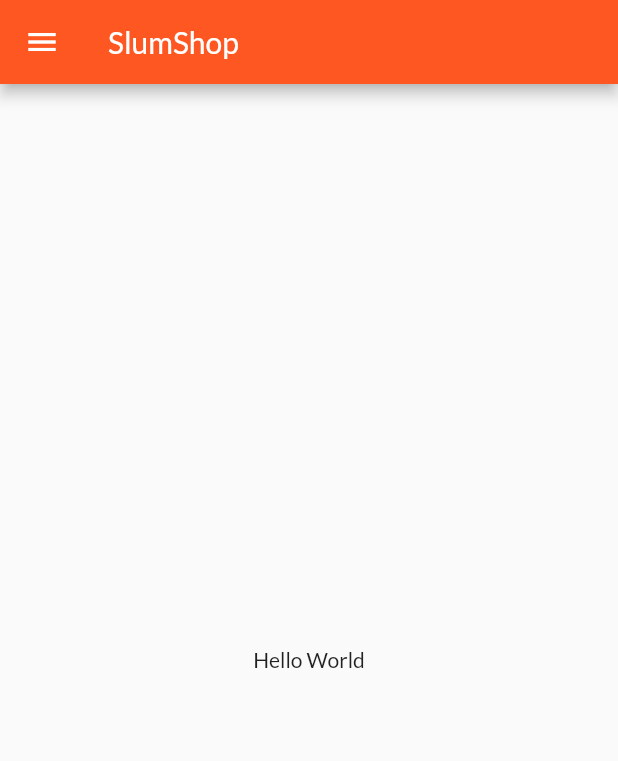
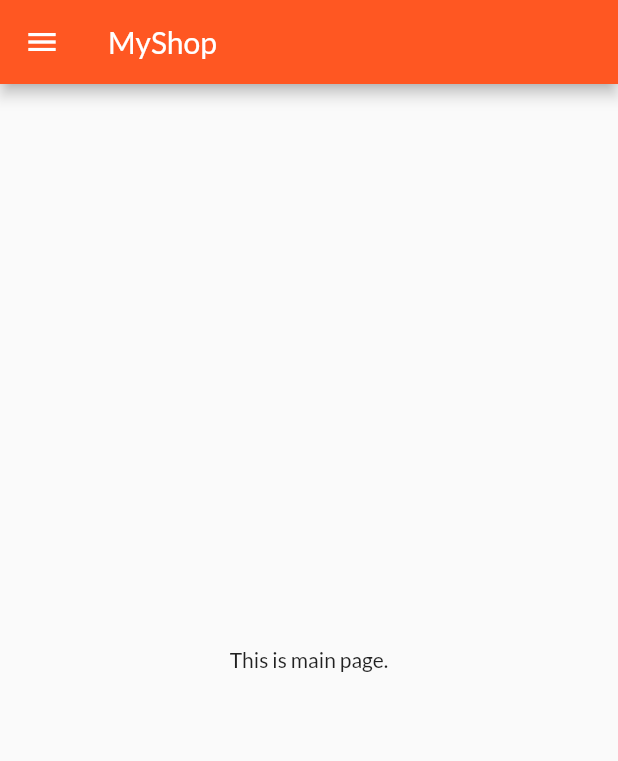
Before and after one commit to amierputra/MyShop-Mobile, a Flutter app: the MainScreen screen opened directly, on a phone screen of 412 x 824 dp. Shown: the top 761 px of the screen. Run offline on Flutter 3.47's test engine with Material 2 defaults, Android fonts, the phone set to English and light mode, and no system bars; our stand-ins replace fluttertoast, google_fonts.

Commit message:
edit text

```diff
--- a/myshop_admin/lib/view/mainscreen.dart
+++ b/myshop_admin/lib/view/mainscreen.dart
@@ -12,7 +12,7 @@ class _MainScreenState extends State<MainScreen> {
   Widget build(BuildContext context) {
     return Scaffold(
       appBar: AppBar(
-        title: const Text('SlumShop'),
+        title: const Text('MyShop'),
       ),
       drawer: Drawer(
         child: ListView(
@@ -45,7 +45,7 @@ class _MainScreenState extends State<MainScreen> {
         ),
       ),
       body: const Center(
-        child: Text('Hello World'),
+        child: Text('This is main page.'),
       ),
       floatingActionButton: FloatingActionButton(
         child: const Icon(Icons.add),
```
